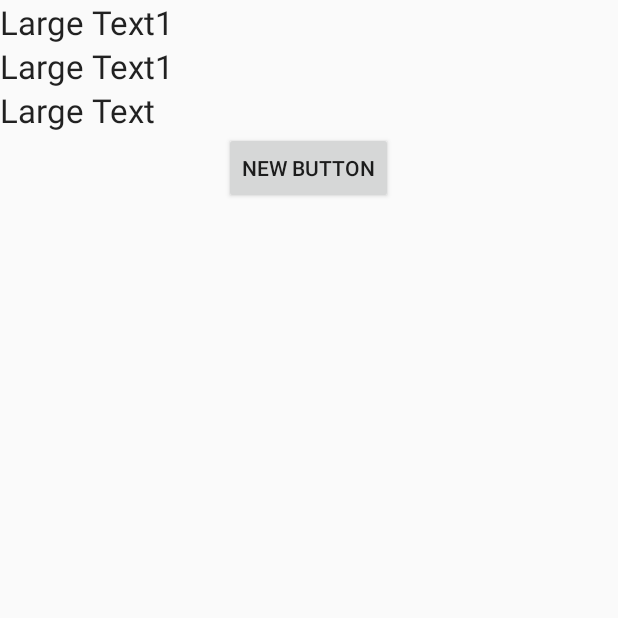
After one commit to Maat3333/MobileCoursework, an Android app: the mcSavingDataOutput screen opened directly, with no data from a screen before it, on a phone screen of 412 x 824 dp, the top half of it. The commit adds this screen. Run offline under Robolectric (Android 15) with nearby library versions, the phone set to English and light mode, and no system bars; network calls fail; 2 statements that could not run were skipped.

```diff
--- a/app/src/main/AndroidManifest.xml
+++ b/app/src/main/AndroidManifest.xml
@@ -50,10 +50,13 @@
         android:name=".RssActivity"
         android:label="UK Weather Info"
         android:icon="@drawable/ic_action_departures"/>
+        <activity android:name=".mcSavingDataOutput"
+            android:label="SavedData"></activity>
         <activity
             android:name=".clsSoundboard"
             android:label="Weather Sounds"
             android:icon="@drawable/ic_action_departures"/>
+
     </application>
 
 </manifest>
--- a/app/src/main/java/com/example/matthew/mobilecoursework/clsAbout.java
+++ b/app/src/main/java/com/example/matthew/mobilecoursework/clsAbout.java
@@ -19,14 +19,14 @@ public class clsAbout extends DialogFragment {
     @Override
     public Dialog onCreateDialog(Bundle savedInstanceState){
         AlertDialog.Builder mcAboutDialog = new AlertDialog.Builder(getActivity());
-        // ToDo: look into a string.format type thing
+        //Setting the message to be displayed
         mcAboutDialog.setMessage("This app will show information on Uk weather warnings."
                 +System.getProperty("line.separator") +" Created by Matthew Metcalfe 2015")
                 .setPositiveButton("Ok", new DialogInterface.OnClickListener() {
-
+                    //OnClick listner closes dialog when finished(left blank intentionally)
                     @Override
                     public void onClick(DialogInterface dialog, int id) {
-                        //ToDo: Do i need something in here?
+
                     }
                 });
 
--- /dev/null
+++ b/app/src/main/java/com/example/matthew/mobilecoursework/mcSavingDataOutput.java
@@ -0,0 +1,58 @@
+package com.example.matthew.mobilecoursework;
+
+import android.annotation.TargetApi;
+import android.app.Activity;
+import android.content.SharedPreferences;
+import android.os.Build;
+import android.os.Bundle;
+import android.preference.PreferenceManager;
+import android.util.Log;
+import android.view.View;
+import android.widget.Button;
+import android.widget.TextView;
+
+/**
+ * Created by matthew on 16/12/2015.
+ */
+public class mcSavingDataOutput extends Activity implements View.OnClickListener {
+    SharedPreferences mcSharedPrefs;
+    Button btnBack;
+    TextView mcSDODOW;
+    TextView mcSDOMonth;
+    TextView mcSDODayBorn;
+    TextView mcSDStarSign;
+
+    @TargetApi(Build.VERSION_CODES.HONEYCOMB)
+    @Override
+    protected void onCreate(Bundle savedInstanceState){
+        super.onCreate(savedInstanceState);
+        setContentView(R.layout.mc_display_shared_prefs);
+
+        btnBack = (Button) findViewById(R.id.btnBack);
+        btnBack.setOnClickListener(this);
+
+        mcSDODOW = (TextView) findViewById(R.id.tvDOW);
+        mcSDOMonth =(TextView) findViewById(R.id.tvMonth);
+      //  mcSDODayBorn =(TextView) findViewById(R.id.tvDayBorn);
+      //  mcSDStarSign =(TextView) findViewById(R.id.tvStarSign);
+
+        mcSharedPrefs= PreferenceManager.getDefaultSharedPreferences(getApplicationContext());
+        loadSavedPreferences();
+        Log.e("n", "SDOutput msg");
+
+
+
+    }
+    private void loadSavedPreferences(){
+        mcSDODOW.setText(mcSDODOW.getText() + String.valueOf(mcSharedPrefs.getInt("mc_DOW",1)));
+        mcSDOMonth.setText(mcSDOMonth.getText() + String.valueOf(mcSharedPrefs.getInt("mc_Month", 1)));
+        mcSDODayBorn.setText(mcSDODayBorn.getText() + String.valueOf(mcSharedPrefs.getInt("mc_DayBorn",1)));
+        // mcSDODayBorn.setText((mcSDODayBorn.getText() + String.valueOf(mcSharedPrefs.getInt("mc_DayBorn","Sunday"));<------------------------Wrong line in here
+        mcSDStarSign.setText(mcSDStarSign.getText()+ mcSharedPrefs.getString("mc_StarSign", "January"));
+    }
+    @Override
+    public void onClick(View view) {
+        setResult(Activity.RESULT_OK);
+        finish();
+    }
+}
--- /dev/null
+++ b/app/src/main/res/layout/mc_display_shared_prefs.xml
@@ -0,0 +1,33 @@
+<?xml version="1.0" encoding="utf-8"?>
+<LinearLayout xmlns:android="http://schemas.android.com/apk/res/android"
+    android:orientation="vertical" android:layout_width="match_parent"
+    android:layout_height="match_parent">
+
+    <TextView
+        android:layout_width="wrap_content"
+        android:layout_height="wrap_content"
+        android:textAppearance="?android:attr/textAppearanceLarge"
+        android:text="Large Text"
+        android:id="@+id/tvDOW" />
+
+    <TextView
+        android:layout_width="wrap_content"
+        android:layout_height="wrap_content"
+        android:textAppearance="?android:attr/textAppearanceLarge"
+        android:text="Large Text"
+        android:id="@+id/tvMonth" />
+
+    <TextView
+        android:layout_width="wrap_content"
+        android:layout_height="wrap_content"
+        android:textAppearance="?android:attr/textAppearanceLarge"
+        android:text="Large Text"
+        android:id="@+id/tvDayborn" />
+
+    <Button
+        android:layout_width="wrap_content"
+        android:layout_height="wrap_content"
+        android:text="New Button"
+        android:id="@+id/btnBack"
+        android:layout_gravity="center_horizontal" />
+</LinearLayout>
--- a/app/src/main/res/menu/menu_main.xml
+++ b/app/src/main/res/menu/menu_main.xml
@@ -15,5 +15,8 @@
     <item android:id="@+id/mMapp"
         android:title="Map"
         android:icon="@drawable/ic_action_about"/>
+    <item android:id="@+id/mSave"
+    android:title="Saved Data"
+    android:icon="@drawable/ic_action_about"/>
 
 </menu>
--- a/app/src/main/res/values/styles.xml
+++ b/app/src/main/res/values/styles.xml
@@ -8,4 +8,4 @@
         <item name="colorAccent">@color/colorAccent</item>
         <item name="android:windowBackground">@color/background</item>
         </style>
-</resources>
+    </resources>
```
Also changed, not shown: app/src/main/java/com/example/matthew/mobilecoursework/MainActivity.java (+6 -5 lines), app/src/main/java/com/example/matthew/mobilecoursework/clsSoundboard.java (+19 -6 lines), app/src/main/java/com/example/matthew/mobilecoursework/mcMapActivity.java (+14 -5 lines).
